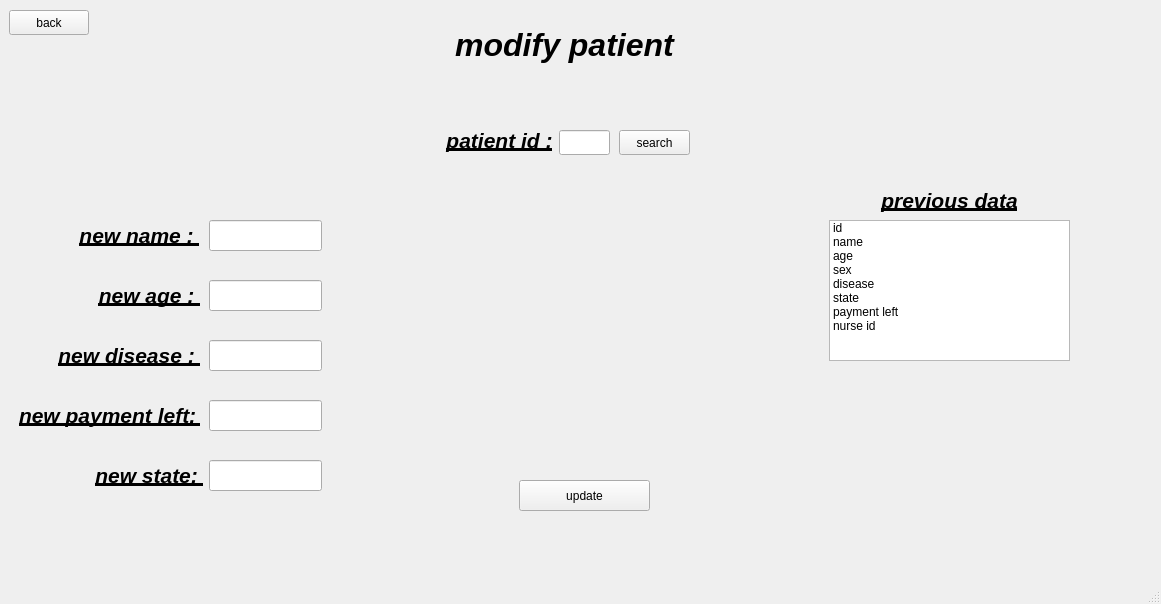
The window that hospital/mainwindow.ui (midou5098/hospital-remake) describes before a commit, drawn with Qt 5.
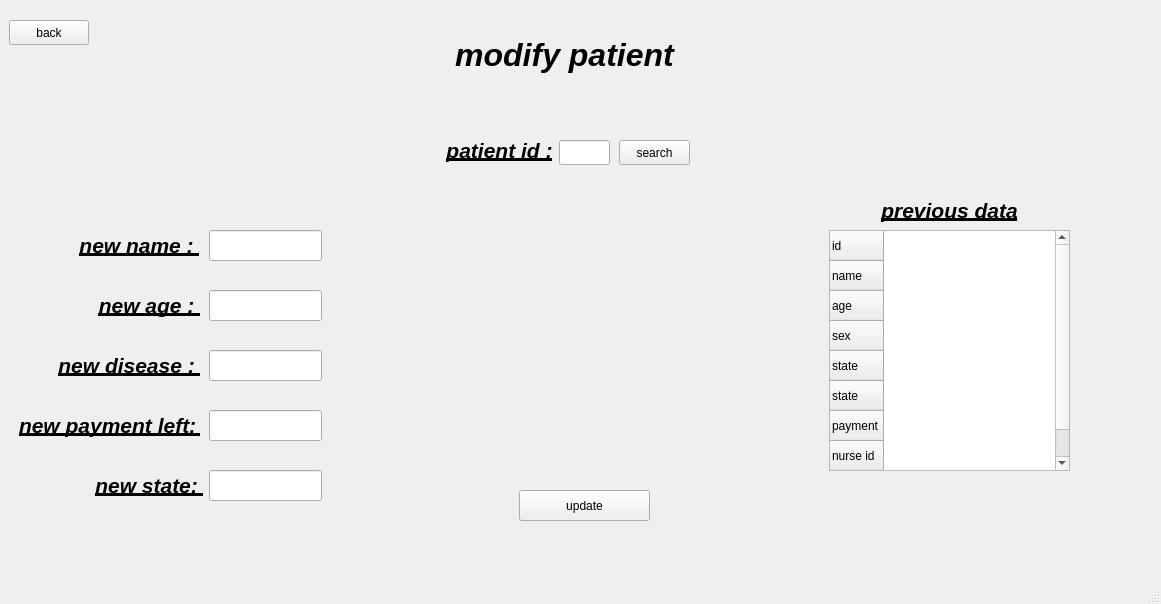
The same window after the commit. The open tabs and pages were chosen to show the change.

Diff of the .ui file:
```diff
--- a/hospital/mainwindow.ui
+++ b/hospital/mainwindow.ui
@@ -18,7 +18,7 @@
     <property name="geometry">
      <rect>
       <x>-1</x>
-      <y>0</y>
+      <y>10</y>
       <width>1211</width>
       <height>571</height>
      </rect>
@@ -2261,62 +2261,62 @@
        </rect>
       </property>
      </widget>
-     <widget class="QListWidget" name="listWidget_3">
+     <widget class="QTableWidget" name="prev_p_data">
       <property name="geometry">
        <rect>
         <x>830</x>
         <y>220</y>
         <width>241</width>
-        <height>141</height>
+        <height>241</height>
        </rect>
       </property>
-      <item>
+      <row>
        <property name="text">
         <string>id</string>
        </property>
-      </item>
-      <item>
+      </row>
+      <row>
        <property name="text">
         <string>name</string>
        </property>
-      </item>
-      <item>
+      </row>
+      <row>
        <property name="text">
         <string>age</string>
        </property>
-      </item>
-      <item>
+      </row>
+      <row>
        <property name="text">
         <string>sex</string>
        </property>
-      </item>
-      <item>
+      </row>
+      <row>
        <property name="text">
-        <string>disease </string>
+        <string>state</string>
        </property>
-      </item>
-      <item>
+      </row>
+      <row>
        <property name="text">
         <string>state</string>
        </property>
-      </item>
-      <item>
+      </row>
+      <row>
        <property name="text">
-        <string>payment left </string>
+        <string>payment</string>
        </property>
-      </item>
-      <item>
+      </row>
+      <row>
        <property name="text">
         <string>nurse id</string>
        </property>
-      </item>
+      </row>
      </widget>
      <widget class="QLabel" name="label_24">
       <property name="geometry">
        <rect>
-        <x>40</x>
+        <x>50</x>
         <y>340</y>
-        <width>181</width>
+        <width>161</width>
         <height>31</height>
        </rect>
       </property>
```
Left out of the diff: 16 changed lines with no effect on the pictures.
